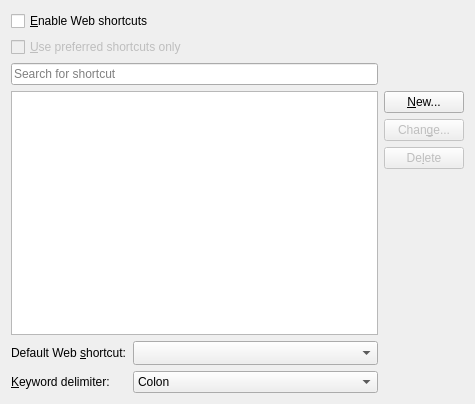
This is src/urifilters/ikws/ikwsopts_ui.ui in KDE/kio as Qt 5 draws it before an edit. The edited form follows.
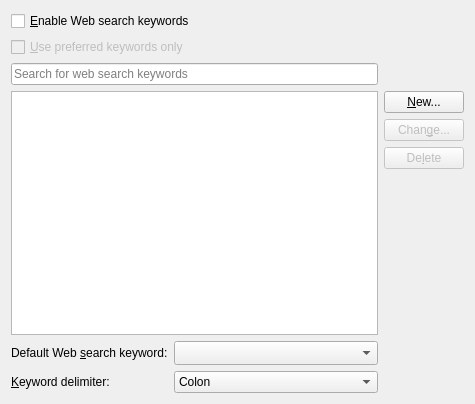
This is the edited form. Custom widgets are drawn as their Qt base class.

Commit message:
Rename "Web Shortcuts" KCM to "Web Search Keywords"
The old name is not very accurate and does not communicate the purpose
or use of the KCM or the feature. This new name hopefully does. :)

Diff of the .ui file:
```diff
--- a/src/urifilters/ikws/ikwsopts_ui.ui
+++ b/src/urifilters/ikws/ikwsopts_ui.ui
@@ -17,7 +17,7 @@
       <string>&lt;html&gt;&lt;head/&gt;&lt;body&gt;&lt;p&gt;Enable or disable web shortcuts. &lt;/p&gt;&lt;p&gt;Web shortcuts allow you to quickly access or search for information located online or on your hard drive. &lt;/p&gt;&lt;p&gt;KDE comes with many predefined Web shortcuts. One such Web shortcut is the Google (TM) search shortcut. To use it, you simply type the keyword 'gg' followed by the keyword delimiter and the search term, e.g. &lt;span style=&quot; font-weight:600;&quot;&gt;gg:KDE&lt;/span&gt;.&lt;/p&gt;&lt;/body&gt;&lt;/html&gt;</string>
      </property>
      <property name="text">
-      <string>&amp;Enable Web shortcuts</string>
+      <string>&amp;Enable Web search keywords</string>
      </property>
     </widget>
    </item>
@@ -27,14 +27,14 @@
       <bool>false</bool>
      </property>
      <property name="text">
-      <string>&amp;Use preferred shortcuts only</string>
+      <string>&amp;Use preferred keywords only</string>
      </property>
     </widget>
    </item>
    <item row="2" column="0">
     <widget class="KLineEdit" name="searchLineEdit">
      <property name="placeholderText">
-      <string>Search for shortcut</string>
+      <string>Search for web search keywords</string>
      </property>
      <property name="showClearButton" stdset="0">
       <bool>true</bool>
@@ -138,7 +138,7 @@
 &lt;/qt&gt;</string>
        </property>
        <property name="text">
-        <string>Default Web &amp;shortcut:</string>
+        <string>Default Web &amp;search keyword:</string>
        </property>
        <property name="wordWrap">
         <bool>false</bool>
```
Left out of the diff: 12 changed lines with no effect on the pictures. The commit also changes 3 other files.
